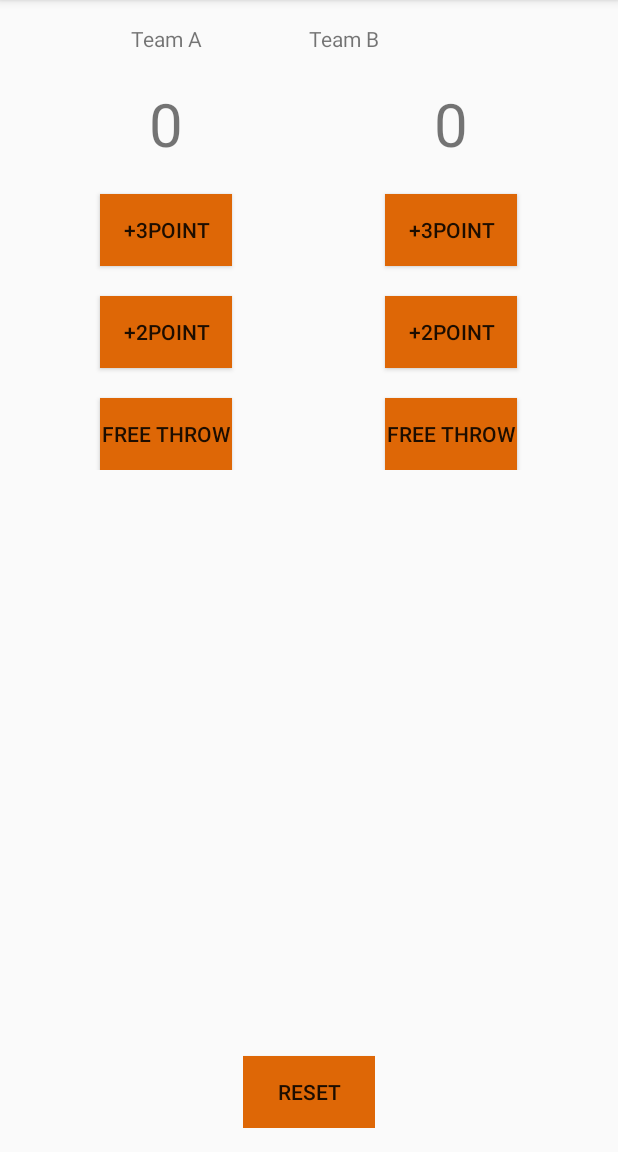
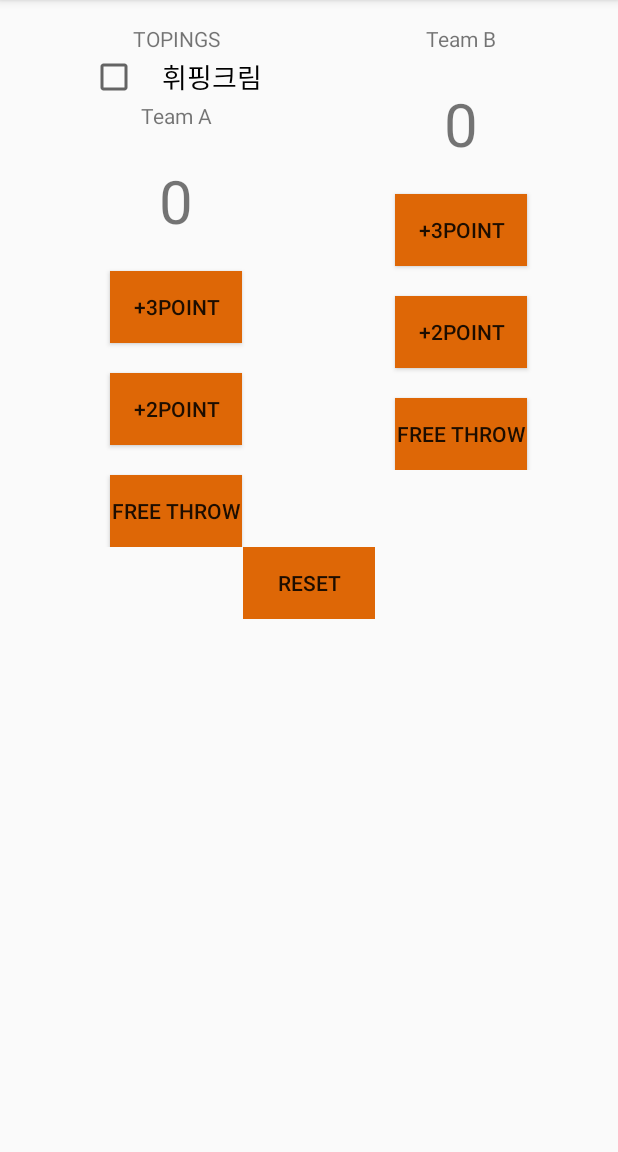
Before and after one commit to seo8seok/seocloud, an Android app: the screen it shows after launch (BaseketBall), on a phone screen of 412 x 824 dp, the part 84-1236 px from its top. Run offline under Robolectric (Android 15) with nearby library versions, the phone set to English and light mode, and no system bars.

Commit message:
농구앱과 커피앱 사이 뒤죽박

```diff
--- a/app/src/main/res/layout/activity_baseket_ball.xml
+++ b/app/src/main/res/layout/activity_baseket_ball.xml
@@ -1,7 +1,9 @@
 <?xml version="1.0" encoding="utf-8"?>
 
-
-<LinearLayout xmlns:android="http://schemas.android.com/apk/res/android"
+<ScrollView xmlns:android="http://schemas.android.com/apk/res/android"
+    android:layout_width="match_parent"
+    android:layout_height="match_parent">
+    <LinearLayout
         xmlns:tools="http://schemas.android.com/tools"
         android:id="@+id/activity_baseket_ball"
         android:layout_width="match_parent"
@@ -29,6 +31,23 @@
                 android:orientation="vertical"
 
                 >
+                <TextView
+                    android:layout_width="wrap_content"
+                    android:layout_height="wrap_content"
+                    android:text="topings"
+                    android:textAllCaps="true"/>
+                <CheckBox
+
+                    android:id="@+id/Cream_checkbox"
+
+                    android:layout_width="wrap_content"
+
+                    android:layout_height="wrap_content"
+
+                    android:text="휘핑크림"
+                    android:paddingStart="16dp"
+
+                    android:textAppearance="?android:textAppearanceMedium" />
 
                 <TextView
                     android:id="@+id/TeamA"
@@ -84,7 +103,7 @@
                     android:layout_width="wrap_content"
                     android:layout_height="wrap_content"
                     android:text="Team B"
-                android:layout_gravity=""/>
+                    />
 
                 <TextView
                     android:id="@+id/ScoreB"
@@ -139,3 +158,4 @@
 
 
     </LinearLayout>
+</ScrollView>
```
Lines whose indentation alone changed are shown as unchanged.
